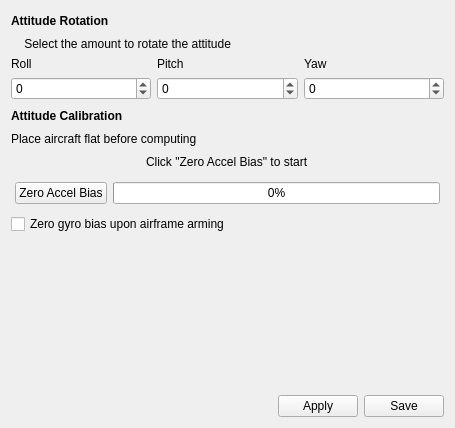
Before: the Qt Designer form ground/openpilotgcs/src/plugins/config/ccattitude.ui in openpilot/OpenPilot, drawn with Qt 5.
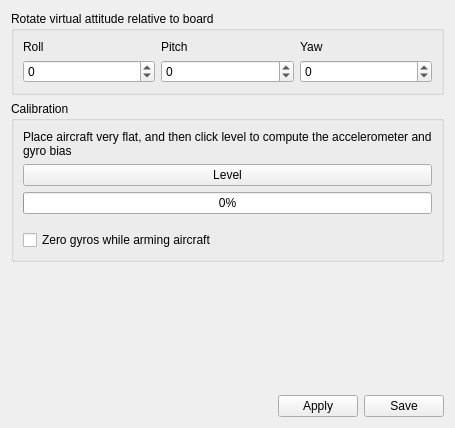
After: the same form once the commit is applied. Icons and pictures are not drawn.

Commit message: Group calibration items in UI as well

```diff
--- a/ground/openpilotgcs/src/plugins/config/ccattitude.ui
+++ b/ground/openpilotgcs/src/plugins/config/ccattitude.ui
@@ -13,51 +13,14 @@
   <property name="windowTitle">
    <string>Form</string>
   </property>
-  <layout class="QVBoxLayout" name="verticalLayout">
-   <item>
-    <layout class="QVBoxLayout" name="verticalLayout_8">
-     <item>
-      <layout class="QHBoxLayout" name="horizontalLayout_7">
-       <item>
-        <widget class="QLabel" name="label_6">
-         <property name="font">
-          <font>
-           <weight>75</weight>
-           <bold>true</bold>
-          </font>
-         </property>
-         <property name="text">
-          <string>Attitude Rotation</string>
-         </property>
-        </widget>
-       </item>
-       <item>
-        <spacer name="horizontalSpacer_5">
-         <property name="orientation">
-          <enum>Qt::Horizontal</enum>
-         </property>
-         <property name="sizeHint" stdset="0">
-          <size>
-           <width>40</width>
-           <height>20</height>
-          </size>
-         </property>
-        </spacer>
-       </item>
-      </layout>
-     </item>
-     <item>
-      <widget class="QLabel" name="label_5">
-       <property name="text">
-        <string>    Select the amount to rotate the attitude</string>
-       </property>
-      </widget>
-     </item>
-     <item>
-      <layout class="QHBoxLayout" name="horizontalLayout_8">
-       <item>
-        <layout class="QVBoxLayout" name="verticalLayout_11">
-         <item>
+  <layout class="QGridLayout" name="gridLayout_2">
+   <item row="0" column="0">
+    <widget class="QGroupBox" name="groupBox">
+     <property name="title">
+      <string>Rotate virtual attitude relative to board</string>
+     </property>
+     <layout class="QGridLayout" name="gridLayout">
+      <item row="0" column="0">
           <widget class="QLabel" name="label_2">
            <property name="text">
             <string>Roll</string>
@@ -67,7 +30,7 @@
            </property>
           </widget>
          </item>
-         <item>
+      <item row="1" column="0">
           <widget class="QSpinBox" name="rollBias">
            <property name="minimum">
             <number>-180</number>
@@ -77,11 +40,7 @@
            </property>
           </widget>
          </item>
-        </layout>
-       </item>
-       <item>
-        <layout class="QVBoxLayout" name="verticalLayout_10">
-         <item>
+      <item row="0" column="1">
           <widget class="QLabel" name="label_3">
            <property name="text">
             <string>Pitch</string>
@@ -91,7 +50,7 @@
            </property>
           </widget>
          </item>
-         <item>
+      <item row="1" column="1">
           <widget class="QSpinBox" name="pitchBias">
            <property name="minimum">
             <number>-90</number>
@@ -101,11 +60,7 @@
            </property>
           </widget>
          </item>
-        </layout>
-       </item>
-       <item>
-        <layout class="QVBoxLayout" name="verticalLayout_9">
-         <item>
+      <item row="0" column="2">
           <widget class="QLabel" name="label_4">
            <property name="text">
             <string>Yaw</string>
@@ -115,7 +70,7 @@
            </property>
           </widget>
          </item>
-         <item>
+      <item row="1" column="2">
           <widget class="QSpinBox" name="yawBias">
            <property name="minimum">
             <number>-180</number>
@@ -126,102 +81,31 @@
           </widget>
          </item>
         </layout>
-       </item>
-      </layout>
-     </item>
-    </layout>
-   </item>
-   <item>
-    <layout class="QVBoxLayout" name="verticalLayout_7">
-     <item>
-      <layout class="QHBoxLayout" name="horizontalLayout_6">
-       <item>
-        <widget class="QLabel" name="label_7">
-         <property name="font">
-          <font>
-           <weight>75</weight>
-           <bold>true</bold>
-          </font>
-         </property>
-         <property name="text">
-          <string>Attitude Calibration</string>
-         </property>
-        </widget>
-       </item>
-       <item>
-        <spacer name="horizontalSpacer_6">
-         <property name="orientation">
-          <enum>Qt::Horizontal</enum>
-         </property>
-         <property name="sizeHint" stdset="0">
-          <size>
-           <width>40</width>
-           <height>20</height>
-          </size>
-         </property>
-        </spacer>
-       </item>
-      </layout>
-     </item>
+    </widget>
+   </item>
+   <item row="1" column="0">
+    <widget class="QGroupBox" name="groupBox_2">
+     <property name="title">
+      <string>Calibration</string>
+     </property>
+     <layout class="QVBoxLayout" name="verticalLayout_2">
      <item>
       <widget class="QLabel" name="label">
        <property name="text">
-        <string>Place aircraft flat before computing</string>
-       </property>
-      </widget>
-     </item>
-     <item>
-      <layout class="QHBoxLayout" name="horizontalLayout_3">
-       <item>
-        <spacer name="horizontalSpacer_3">
-         <property name="orientation">
-          <enum>Qt::Horizontal</enum>
-         </property>
-         <property name="sizeHint" stdset="0">
-          <size>
-           <width>40</width>
-           <height>20</height>
-          </size>
-         </property>
-        </spacer>
-       </item>
-       <item>
-        <widget class="QLabel" name="status">
-         <property name="text">
-          <string>Click &quot;Zero Accel Bias&quot; to start</string>
-         </property>
-        </widget>
-       </item>
-       <item>
-        <spacer name="horizontalSpacer_2">
-         <property name="orientation">
-          <enum>Qt::Horizontal</enum>
-         </property>
-         <property name="sizeHint" stdset="0">
-          <size>
-           <width>40</width>
-           <height>20</height>
-          </size>
-         </property>
-        </spacer>
-       </item>
-      </layout>
-     </item>
-     <item>
-      <layout class="QHBoxLayout" name="horizontalLayout">
-       <property name="spacing">
-        <number>6</number>
-       </property>
-       <property name="margin">
-        <number>4</number>
-       </property>
+         <string>Place aircraft very flat, and then click level to compute the accelerometer and gyro bias</string>
+        </property>
+        <property name="wordWrap">
+         <bool>true</bool>
+        </property>
+       </widget>
+      </item>
        <item>
         <widget class="QPushButton" name="zeroBias">
          <property name="toolTip">
           <string>Launch horizontal calibration.</string>
          </property>
          <property name="text">
-          <string>Zero Accel Bias</string>
+         <string>Level</string>
          </property>
         </widget>
        </item>
@@ -232,12 +116,22 @@
          </property>
         </widget>
        </item>
-      </layout>
-     </item>
-    </layout>
-   </item>
    <item>
-    <layout class="QHBoxLayout" name="horizontalLayout_4">
+       <spacer name="verticalSpacer">
+        <property name="orientation">
+         <enum>Qt::Vertical</enum>
+        </property>
+        <property name="sizeType">
+         <enum>QSizePolicy::Fixed</enum>
+        </property>
+        <property name="sizeHint" stdset="0">
+         <size>
+          <width>0</width>
+          <height>10</height>
+         </size>
+        </property>
+       </spacer>
+      </item>
      <item>
       <widget class="QCheckBox" name="zeroGyroBiasOnArming">
        <property name="toolTip">
@@ -246,26 +140,14 @@
 arming it in that case!</string>
        </property>
        <property name="text">
-        <string>Zero gyro bias upon airframe arming</string>
+         <string>Zero gyros while arming aircraft</string>
        </property>
       </widget>
      </item>
-     <item>
-      <spacer name="horizontalSpacer_4">
-       <property name="orientation">
-        <enum>Qt::Horizontal</enum>
-       </property>
-       <property name="sizeHint" stdset="0">
-        <size>
-         <width>40</width>
-         <height>20</height>
-        </size>
-       </property>
-      </spacer>
-     </item>
-    </layout>
+     </layout>
+    </widget>
    </item>
-   <item>
+   <item row="2" column="0">
     <spacer name="verticalSpacer_2">
      <property name="orientation">
       <enum>Qt::Vertical</enum>
@@ -278,7 +160,7 @@
      </property>
     </spacer>
    </item>
-   <item>
+   <item row="3" column="0">
     <layout class="QHBoxLayout" name="horizontalLayout_2">
      <item>
       <spacer name="horizontalSpacer">
```
Lines whose indentation alone changed are shown as unchanged.
